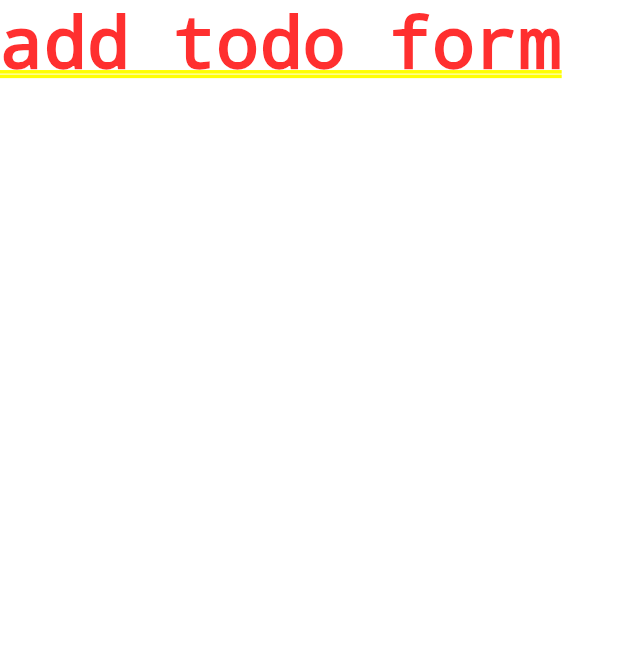
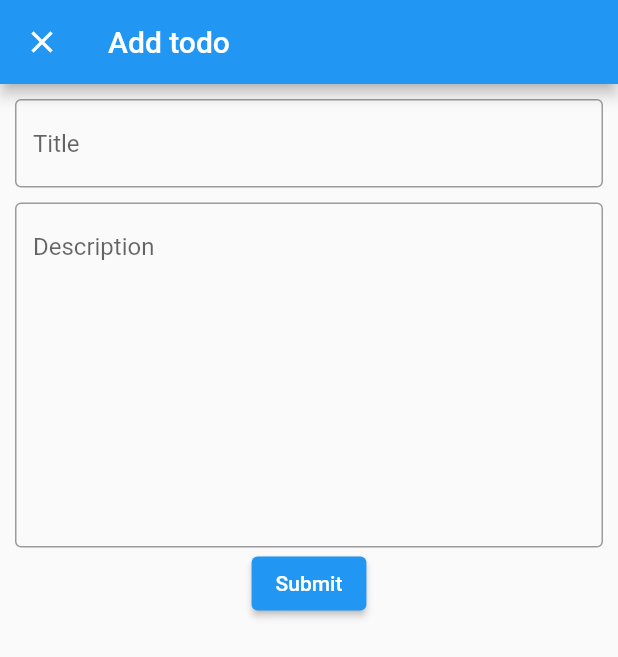
Before and after one commit to toshiykst/flutter_todo_app, a Flutter app: the screen it shows after launch, after a tap on the "add" icon, on a phone screen of 412 x 824 dp. Shown: the top 657 px of the screen. Run offline on Flutter 3.47's test engine with Material 2 defaults, Android fonts, the phone set to English and light mode, and no system bars.

Commit message:
Add AddTodoFormScreen

```diff
--- /dev/null
+++ b/lib/screens/add_todo_form_screen/add_todo_form_screen.dart
@@ -0,0 +1,65 @@
+import 'package:flutter/material.dart';
+
+class AddTodoFormScreen extends StatefulWidget {
+  const AddTodoFormScreen({Key? key}) : super(key: key);
+
+  @override
+  _AddTodoFormScreenState createState() => _AddTodoFormScreenState();
+}
+
+class _AddTodoFormScreenState extends State<AddTodoFormScreen> {
+  final _formKey = GlobalKey<FormState>();
+
+  @override
+  Widget build(BuildContext context) {
+    return Scaffold(
+        appBar: AppBar(
+          title: Text('Add todo'),
+        ),
+        body: Form(
+            key: _formKey,
+            child: Padding(
+                padding: EdgeInsets.all(10),
+                child: Column(children: <Widget>[
+                  TextFormField(
+                    validator: (value) {
+                      if (value == null || value.isEmpty) {
+                        return 'Please enter some text';
+                      }
+                      return null;
+                    },
+                    decoration: InputDecoration(
+                        hintText: 'Title', border: OutlineInputBorder()),
+                  ),
+                  SizedBox(height: 10),
+                  TextFormField(
+                    maxLines: 10,
+                    validator: (value) {
+                      if (value == null || value.isEmpty) {
+                        return 'Please enter some text';
+                      }
+                      return null;
+                    },
+                    decoration: InputDecoration(
+                        hintText: 'Description', border: OutlineInputBorder()),
+                  ),
+                  Center(
+                      child: ElevatedButton(
+                          child: const Text('Submit'),
+                          onPressed: () {
+                            if (_formKey.currentState!.validate()) {
+                              ScaffoldMessenger.of(context).showSnackBar(
+                                SnackBar(
+                                    backgroundColor: Colors.green,
+                                    content: Row(children: [
+                                      const Icon(Icons.check_circle,
+                                          color: Colors.white),
+                                      const SizedBox(width: 10),
+                                      const Text('This todo is added')
+                                    ])),
+                              );
+                            }
+                          }))
+                ]))));
+  }
+}
--- a/lib/screens/todo_list_screen/todo_list_screen.dart
+++ b/lib/screens/todo_list_screen/todo_list_screen.dart
@@ -1,5 +1,6 @@
 import 'package:flutter/material.dart';
 import 'package:flutter_todo_app/models/todo_model.dart';
+import 'package:flutter_todo_app/screens/add_todo_form_screen/add_todo_form_screen.dart';
 
 class TodoListScreen extends StatefulWidget {
   const TodoListScreen({Key? key}) : super(key: key);
@@ -38,10 +39,8 @@
           Navigator.push(
               context,
               MaterialPageRoute(
-                  // TODO: Apply later
-                  builder: (context) => Text('add todo form'),
+                  builder: (context) => AddTodoFormScreen(),
                   fullscreenDialog: true));
-          // builder: (context) => AddTodoPage(), fullscreenDialog: true));
         },
         child: const Icon(Icons.add),
       ),
```
